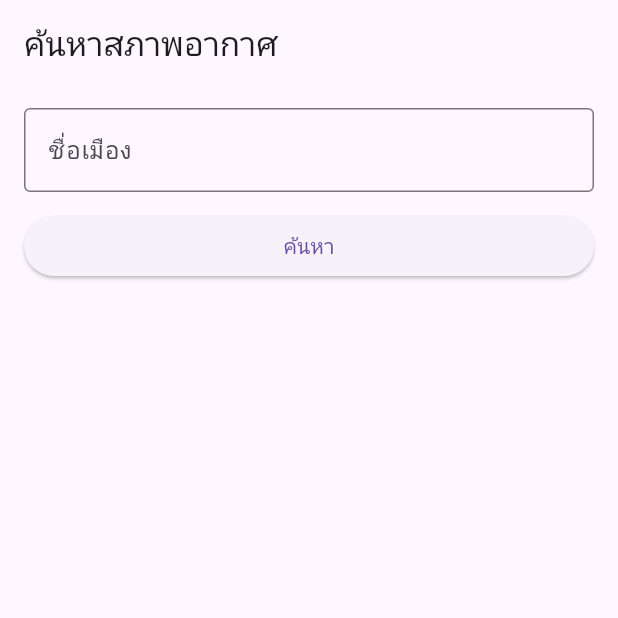
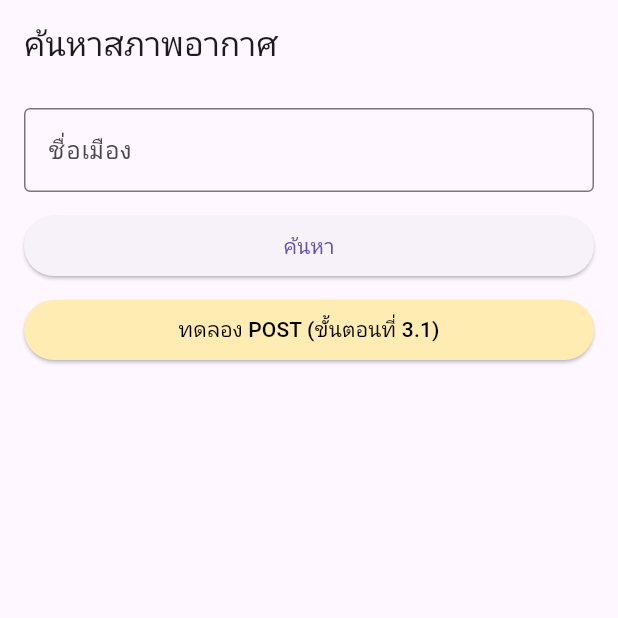
Before and after one commit to Kunagkone/API_LAB037, a Flutter app: the screen it shows after launch, on a phone screen of 412 x 824 dp, the top half of it. Run offline on Flutter 3.47's test engine with Material 3 defaults, Android fonts, the phone set to English and light mode, and no system bars.

Commit message:
add demo POST button and improve error handling UI in WeatherSearchPage

```diff
--- a/week6_api_lab/lib/screens/weather_search_page.dart
+++ b/week6_api_lab/lib/screens/weather_search_page.dart
@@ -1,8 +1,8 @@
-import '../services/demo_post_service.dart';
 import 'package:flutter/material.dart';
 import '../models/weather.dart';
 import '../services/weather_service.dart';
-// 1. Import ไฟล์ที่สร้างขึ้นด้านบน
+import '../services/demo_post_service.dart'; // Import ฟังก์ชันทดลอง POST
+
 enum _ViewStatus { idle, loading, success, error }
 
 class WeatherSearchPage extends StatefulWidget {
@@ -33,7 +33,6 @@ class _WeatherSearchPageState extends State<WeatherSearchPage> {
         _status = _ViewStatus.success;
       });
     } catch (e) {
-      // ✅ แก้ไขจุดที่ 1: เปลี่ยนสถานะเป็น error และเก็บข้อความแจ้งเตือนภาษาไทย
       setState(() {
         _status = _ViewStatus.error;
         _errorMessage = e.toString().replaceAll('Exception: ', '');
@@ -58,9 +57,22 @@ class _WeatherSearchPageState extends State<WeatherSearchPage> {
               ),
             ),
             const SizedBox(height: 12),
+
+            // ปุ่มค้นหาหลัก
             ElevatedButton(
               onPressed: _status == _ViewStatus.loading ? null : _search,
               child: const Text('ค้นหา'),
+            ),
+            const SizedBox(height: 8),
+
+            // 🔽 ใส่ปุ่มทดลอง POST (ขั้นตอนที่ 3.1) เพิ่มตรงนี้
+            ElevatedButton(
+              onPressed: () => createDemoPost(),
+              style: ElevatedButton.styleFrom(
+                backgroundColor: Colors.amber.shade100,
+                foregroundColor: Colors.black,
+              ),
+              child: const Text('ทดลอง POST (ขั้นตอนที่ 3.1)'),
             ),
             const SizedBox(height: 16),
 
@@ -78,7 +90,7 @@ class _WeatherSearchPageState extends State<WeatherSearchPage> {
               Text(_weather!.description),
             ],
 
-            // ✅ แก้ไขจุดที่ 2: เพิ่ม UI สำหรับแสดงสถานะ Error ด้วยข้อความสีแดง
+            // สถานะ Error
             if (_status == _ViewStatus.error && _errorMessage != null)
               Container(
                 padding: const EdgeInsets.all(12),
```
